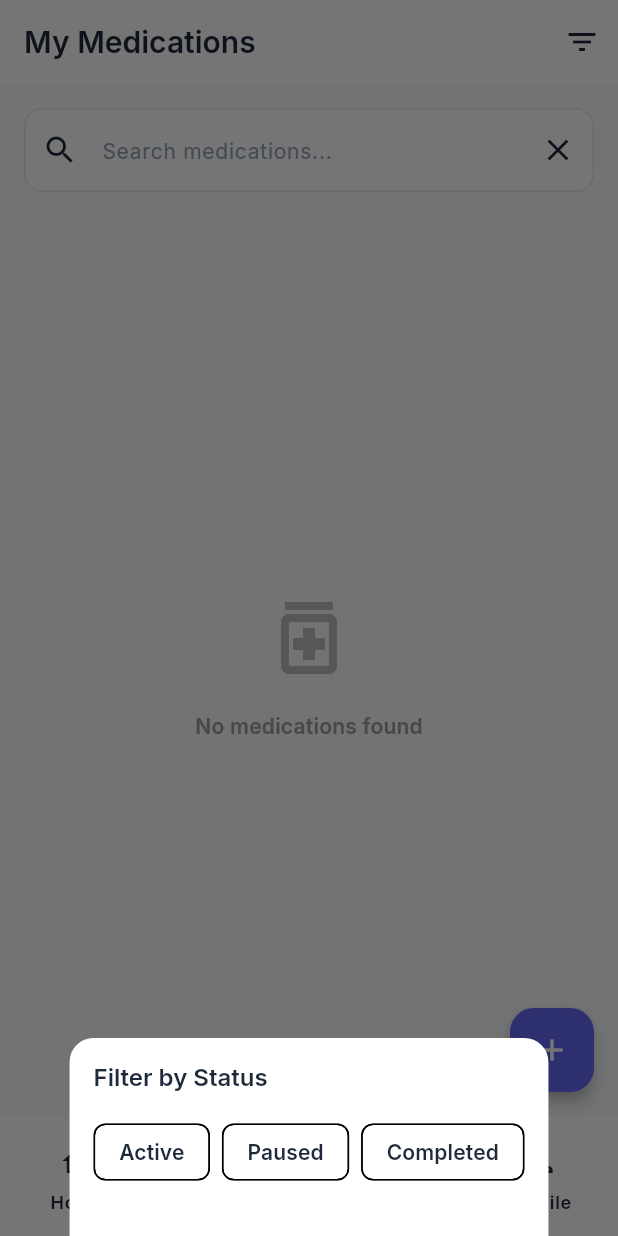
After one commit to Sam21-39/medify, a Flutter app: the screen it shows once a user with an empty profile is signed in, item 2 of the bottom bar chosen, after a tap on the "filter list" icon, on a phone screen of 412 x 824 dp. The commit adds this screen. Run offline on Flutter 3.47's test engine with Material 3 defaults, Android fonts, the phone set to English and light mode, and no system bars; our stand-ins replace cloud_firestore, firebase_auth, firebase_core, firebase_messaging, flutter_local_notifications, get and 5 more; accounts and stored records are empty.

Commit message:
feat: Implement main navigation with history, profile, and all medications screens.

```diff
--- /dev/null
+++ b/lib/app/modules/history/controllers/history_controller.dart
@@ -0,0 +1,37 @@
+import 'package:get/get.dart';
+import 'package:medify/app/data/models/dose_log_model.dart';
+import 'package:medify/app/data/providers/database_helper.dart';
+
+class HistoryController extends GetxController {
+  final DatabaseHelper _databaseHelper = DatabaseHelper();
+
+  final RxList<DoseLogModel> logs = <DoseLogModel>[].obs;
+  final Rx<DateTime> selectedDate = DateTime.now().obs;
+  final RxBool isLoading = false.obs;
+
+  @override
+  void onInit() {
+    super.onInit();
+    loadLogsForDate(selectedDate.value);
+  }
+
+  void selectDate(DateTime date) {
+    selectedDate.value = date;
+    loadLogsForDate(date);
+  }
+
+  Future<void> loadLogsForDate(DateTime date) async {
+    isLoading.value = true;
+    try {
+      final start = DateTime(date.year, date.month, date.day);
+      final end = DateTime(date.year, date.month, date.day, 23, 59, 59);
+
+      final fetchedLogs = await _databaseHelper.getDoseLogsForDateRange(start, end);
+      logs.assignAll(fetchedLogs);
+    } catch (e) {
+      print('Error loading logs: $e');
+    } finally {
+      isLoading.value = false;
+    }
+  }
+}
--- /dev/null
+++ b/lib/app/modules/history/views/history_screen.dart
@@ -0,0 +1,153 @@
+import 'package:flutter/material.dart';
+import 'package:get/get.dart';
+import 'package:medify/core/theme/app_theme.dart';
+import 'package:medify/core/utils/date_time_utils.dart';
+import '../controllers/history_controller.dart';
+import 'package:medify/app/data/models/dose_log_model.dart';
+
+class HistoryScreen extends StatelessWidget {
+  const HistoryScreen({super.key});
+
+  @override
+  Widget build(BuildContext context) {
+    final HistoryController controller = Get.put(HistoryController());
+
+    return Scaffold(
+      appBar: AppBar(
+        title: const Text('History'),
+        actions: [
+          IconButton(
+            icon: const Icon(Icons.calendar_today),
+            onPressed: () async {
+              final picked = await showDatePicker(
+                context: context,
+                initialDate: controller.selectedDate.value,
+                firstDate: DateTime.now().subtract(const Duration(days: 365)),
+                lastDate: DateTime.now(),
+              );
+              if (picked != null) {
+                controller.selectDate(picked);
+              }
+            },
+          ),
+        ],
+      ),
+      body: Column(
+        children: [
+          // Date Header
+          Container(
+            padding: const EdgeInsets.all(AppTheme.spacingM),
+            color: AppTheme.surfaceColor,
+            child: Row(
+              mainAxisAlignment: MainAxisAlignment.spaceBetween,
+              children: [
+                IconButton(
+                  icon: const Icon(Icons.chevron_left),
+                  onPressed: () => controller.selectDate(
+                    controller.selectedDate.value.subtract(const Duration(days: 1)),
+                  ),
+                ),
+                Obx(
+                  () => Text(
+                    DateTimeUtils.formatDateFull(controller.selectedDate.value),
+                    style: Theme.of(
+                      context,
+                    ).textTheme.titleMedium?.copyWith(fontWeight: FontWeight.bold),
+                  ),
+                ),
+                IconButton(
+                  icon: const Icon(Icons.chevron_right),
+                  onPressed: () {
+                    if (DateTimeUtils.isToday(controller.selectedDate.value)) return;
+                    controller.selectDate(
+                      controller.selectedDate.value.add(const Duration(days: 1)),
+                    );
+                  },
+                ),
+              ],
+            ),
+          ),
+
+          // Logs List
+          Expanded(
+            child: Obx(() {
+              if (controller.isLoading.value) {
+                return const Center(child: CircularProgressIndicator());
+              }
+
+              if (controller.logs.isEmpty) {
+                return Center(
+                  child: Column(
+                    mainAxisAlignment: MainAxisAlignment.center,
+                    children: [
+                      Icon(Icons.history, size: 64, color: Colors.grey[400]),
+                      const SizedBox(height: 16),
+                      Text(
+                        'No history for this date',
+                        style: Theme.of(
+                          context,
+                        ).textTheme.titleMedium?.copyWith(color: Colors.grey),
+                      ),
+                    ],
+                  ),
+                );
+              }
+
+              return ListView.builder(
+                padding: const EdgeInsets.all(AppTheme.spacingM),
+                itemCount: controller.logs.length,
+                itemBuilder: (context, index) {
+                  final log = controller.logs[index];
+                  return _buildLogCard(context, log);
+                },
+              );
+            }),
+          ),
+        ],
+      ),
+    );
+  }
+
+  Widget _buildLogCard(BuildContext context, DoseLogModel log) {
+    Color statusColor;
+    IconData statusIcon;
+
+    switch (log.status) {
+      case DoseStatus.taken:
+        statusColor = AppTheme.successColor;
+        statusIcon = Icons.check_circle;
+        break;
+      case DoseStatus.skipped:
+        statusColor = AppTheme.errorColor;
+        statusIcon = Icons.cancel;
+        break;
+      case DoseStatus.snoozed:
+        statusColor = AppTheme.warningColor;
+        statusIcon = Icons.snooze;
+        break;
+      case DoseStatus.pending:
+        statusColor = Colors.grey;
+        statusIcon = Icons.help_outline;
+        break;
+    }
+
+    return Card(
+      margin: const EdgeInsets.only(bottom: AppTheme.spacingS),
+      child: ListTile(
+        leading: Icon(statusIcon, color: statusColor),
+        title: Text(log.medicationName, style: const TextStyle(fontWeight: FontWeight.bold)),
+        subtitle: Column(
+          crossAxisAlignment: CrossAxisAlignment.start,
+          children: [
+            Text('Scheduled: ${DateTimeUtils.formatTime12Hour(log.scheduledTime)}'),
+            if (log.actualTime != null)
+              Text('Taken: ${DateTimeUtils.formatTime12Hour(log.actualTime!)}'),
+            if (log.reason != null)
+              Text('Reason: ${log.reason}', style: const TextStyle(fontStyle: FontStyle.italic)),
+          ],
+        ),
+        isThreeLine: true,
+      ),
+    );
+  }
+}
--- a/lib/app/modules/home/bindings/home_binding.dart
+++ b/lib/app/modules/home/bindings/home_binding.dart
@@ -1,11 +1,11 @@
 import 'package:get/get.dart';
 import '../controllers/home_controller.dart';
+import '../controllers/main_controller.dart';
 
 class HomeBinding extends Bindings {
   @override
   void dependencies() {
-    Get.lazyPut<HomeController>(
-      () => HomeController(),
-    );
+    Get.lazyPut<HomeController>(() => HomeController());
+    Get.lazyPut<MainController>(() => MainController());
   }
 }
--- /dev/null
+++ b/lib/app/modules/home/controllers/main_controller.dart
@@ -0,0 +1,10 @@
+import 'package:get/get.dart';
+
+class MainController extends GetxController {
+  final _currentIndex = 0.obs;
+  int get currentIndex => _currentIndex.value;
+
+  void changePage(int index) {
+    _currentIndex.value = index;
+  }
+}
--- /dev/null
+++ b/lib/app/modules/home/views/main_screen.dart
@@ -0,0 +1,52 @@
+import 'package:flutter/material.dart';
+import 'package:get/get.dart';
+import 'package:medify/core/theme/app_theme.dart';
+import '../controllers/main_controller.dart';
+import 'home_screen.dart';
+import '../../medications/views/all_medications_screen.dart';
+import '../../history/views/history_screen.dart';
+import '../../profile/views/profile_screen.dart';
+
+class MainScreen extends GetView<MainController> {
+  const MainScreen({super.key});
+
+  @override
+  Widget build(BuildContext context) {
+    return Scaffold(
+      body: Obx(
+        () => IndexedStack(
+          index: controller.currentIndex,
+          children: const [HomeScreen(), AllMedicationsScreen(), HistoryScreen(), ProfileScreen()],
+        ),
+      ),
+      bottomNavigationBar: Obx(
+        () => NavigationBar(
+          selectedIndex: controller.currentIndex,
+          onDestinationSelected: controller.changePage,
+          destinations: const [
+            NavigationDestination(
+              icon: Icon(Icons.home_outlined),
+              selectedIcon: Icon(Icons.home),
+              label: 'Home',
+            ),
+            NavigationDestination(
+              icon: Icon(Icons.medication_outlined),
+              selectedIcon: Icon(Icons.medication),
+              label: 'Medications',
+            ),
+            NavigationDestination(
+              icon: Icon(Icons.history_outlined),
+              selectedIcon: Icon(Icons.history),
+              label: 'History',
+            ),
+            NavigationDestination(
+              icon: Icon(Icons.person_outlined),
+              selectedIcon: Icon(Icons.person),
+              label: 'Profile',
+            ),
+          ],
+        ),
+      ),
+    );
+  }
+}
--- /dev/null
+++ b/lib/app/modules/medications/views/all_medications_screen.dart
@@ -0,0 +1,188 @@
+import 'package:flutter/material.dart';
+import 'package:get/get.dart';
+import 'package:medify/core/theme/app_theme.dart';
+import 'package:medify/app/data/models/medication_model.dart';
+import '../controllers/medication_controller.dart';
+import 'package:medify/app/routes/app_routes.dart';
+
+class AllMedicationsScreen extends StatefulWidget {
+  const AllMedicationsScreen({super.key});
+
+  @override
+  State<AllMedicationsScreen> createState() => _AllMedicationsScreenState();
+}
+
+class _AllMedicationsScreenState extends State<AllMedicationsScreen> {
+  final MedicationController controller = Get.find<MedicationController>();
+  final TextEditingController searchController = TextEditingController();
+  final RxString searchQuery = ''.obs;
+  final Rx<MedicationStatus?> statusFilter = Rx<MedicationStatus?>(null);
+
+  @override
+  Widget build(BuildContext context) {
+    return Scaffold(
+      appBar: AppBar(
+        title: const Text('My Medications'),
+        actions: [
+          IconButton(icon: const Icon(Icons.filter_list), onPressed: _showFilterBottomSheet),
+        ],
+      ),
+      body: Column(
+        children: [
+          // Search Bar
+          Padding(
+            padding: const EdgeInsets.all(AppTheme.spacingM),
+            child: TextField(
+              controller: searchController,
+              decoration: InputDecoration(
+                hintText: 'Search medications...',
+                prefixIcon: const Icon(Icons.search),
+                suffixIcon: IconButton(
+                  icon: const Icon(Icons.clear),
+                  onPressed: () {
+                    searchController.clear();
+                    searchQuery.value = '';
+                  },
+                ),
+                border: OutlineInputBorder(borderRadius: BorderRadius.circular(AppTheme.radiusM)),
+              ),
+              onChanged: (value) => searchQuery.value = value,
+            ),
+          ),
+
+          // Filter Chips (Active/Paused/Completed) if filter applied
+          Obx(() {
+            if (statusFilter.value == null) return const SizedBox.shrink();
+            return Padding(
+              padding: const EdgeInsets.symmetric(horizontal: AppTheme.spacingM),
+              child: Row(
+                children: [
+                  InputChip(
+                    label: Text(statusFilter.value.toString().split('.').last.capitalizeFirst!),
+                    onDeleted: () => statusFilter.value = null,
+                    selected: true,
+                    selectedColor: AppTheme.primaryColor.withValues(alpha: 0.2),
+                  ),
+                ],
+              ),
+            );
+          }),
+
+          // Medication List
+          Expanded(
+            child: Obx(() {
+              if (controller.isLoading.value) {
+                return const Center(child: CircularProgressIndicator());
+              }
+
+              var filteredList = controller.medications.toList();
+
+              // Apply Search
+              if (searchQuery.value.isNotEmpty) {
+                filteredList = filteredList
+                    .where(
+                      (med) => med.name.toLowerCase().contains(searchQuery.value.toLowerCase()),
+                    )
+                    .toList();
+              }
+
+              // Apply Filter
+              if (statusFilter.value != null) {
+                filteredList = filteredList
+                    .where((med) => med.status == statusFilter.value)
+                    .toList();
+              }
+
+              if (filteredList.isEmpty) {
+                return Center(
+                  child: Column(
+                    mainAxisAlignment: MainAxisAlignment.center,
+                    children: [
+                      Icon(Icons.medication_outlined, size: 64, color: Colors.grey[400]),
+                      const SizedBox(height: 16),
+                      Text(
+                        'No medications found',
+                        style: Theme.of(
+                          context,
+                        ).textTheme.titleMedium?.copyWith(color: Colors.grey),
+                      ),
+                    ],
+                  ),
+                );
+              }
+
+              return ListView.builder(
+                padding: const EdgeInsets.all(AppTheme.spacingM),
+                itemCount: filteredList.length,
+                itemBuilder: (context, index) {
+                  final med = filteredList[index];
+                  return _buildMedicationCard(context, med);
+                },
+              );
+            }),
+          ),
+        ],
+      ),
+      floatingActionButton: FloatingActionButton(
+        onPressed: () => Get.toNamed(AppRoutes.addMedication),
+        child: const Icon(Icons.add),
+      ),
+    );
+  }
+
+  Widget _buildMedicationCard(BuildContext context, MedicationModel med) {
+    final color = med.colorTag != null
+        ? Color(int.parse(med.colorTag!, radix: 16))
+        : AppTheme.primaryColor;
+
+    return Card(
+      margin: const EdgeInsets.only(bottom: AppTheme.spacingS),
+      child: ListTile(
+        leading: Container(
+          width: 48,
+          height: 48,
+          decoration: BoxDecoration(color: color.withValues(alpha: 0.2), shape: BoxShape.circle),
+          child: Icon(Icons.medication, color: color),
+        ),
+        title: Text(med.name, style: const TextStyle(fontWeight: FontWeight.bold)),
+        subtitle: Text('${med.dosage} ${med.unit} • ${med.frequency.type.name.capitalizeFirst}'),
+        trailing: const Icon(Icons.chevron_right),
+        onTap: () => Get.toNamed(AppRoutes.medicationDetail, arguments: med.id),
+      ),
+    );
+  }
+
+  void _showFilterBottomSheet() {
+    Get.bottomSheet(
+      Container(
+        padding: const EdgeInsets.all(AppTheme.spacingM),
+        decoration: BoxDecoration(
+          color: AppTheme.surfaceColor,
+          borderRadius: const BorderRadius.vertical(top: Radius.circular(AppTheme.radiusL)),
+        ),
+        child: Column(
+          mainAxisSize: MainAxisSize.min,
+          crossAxisAlignment: CrossAxisAlignment.start,
+          children: [
+            Text('Filter by Status', style: Theme.of(context).textTheme.titleLarge),
+            const SizedBox(height: AppTheme.spacingM),
+            Wrap(
+              spacing: 8,
+              children: MedicationStatus.values.map((status) {
+                return FilterChip(
+                  label: Text(status.name.capitalizeFirst!),
+                  selected: statusFilter.value == status,
+                  onSelected: (selected) {
+                    statusFilter.value = selected ? status : null;
+                    Get.back();
+                  },
+                );
+              }).toList(),
+            ),
+            const SizedBox(height: AppTheme.spacingM),
+          ],
+        ),
+      ),
+    );
+  }
+}
--- /dev/null
+++ b/lib/app/modules/profile/views/profile_screen.dart
@@ -0,0 +1,140 @@
+import 'package:flutter/material.dart';
+import 'package:get/get.dart';
+import 'package:medify/core/theme/app_theme.dart';
+import 'package:medify/app/modules/auth/controllers/auth_controller.dart';
+import 'package:medify/app/routes/app_routes.dart';
+
+class ProfileScreen extends StatelessWidget {
+  const ProfileScreen({super.key});
+
+  @override
+  Widget build(BuildContext context) {
+    final AuthController authController = Get.find<AuthController>();
+
+    return Scaffold(
+      appBar: AppBar(
+        title: const Text('Profile'),
+        actions: [
+          IconButton(
+            icon: const Icon(Icons.settings),
+            onPressed: () {
+              // TODO: Navigate to settings
+            },
+          ),
+        ],
+      ),
+      body: SingleChildScrollView(
+        padding: const EdgeInsets.all(AppTheme.spacingM),
+        child: Column(
+          children: [
+            // User Header
+            Obx(() {
+              final user = authController.currentUser.value;
+              return Column(
+                children: [
+                  CircleAvatar(
+                    radius: 50,
+                    backgroundColor: AppTheme.primaryColor.withValues(alpha: 0.2),
+                    child: Text(
+                      user?.name.isNotEmpty == true ? user!.name[0].toUpperCase() : '?',
+                      style: const TextStyle(fontSize: 40, color: AppTheme.primaryColor),
+                    ),
+                  ),
+                  const SizedBox(height: AppTheme.spacingM),
+                  Text(
+                    user?.name ?? 'Guest',
+                    style: Theme.of(
+                      context,
+                    ).textTheme.headlineSmall?.copyWith(fontWeight: FontWeight.bold),
+                  ),
+                  Text(
+                    user?.email ?? '',
+                    style: Theme.of(
+                      context,
+                    ).textTheme.bodyLarge?.copyWith(color: AppTheme.textSecondary),
+                  ),
+                ],
+              );
+            }),
+            const SizedBox(height: AppTheme.spacingXL),
+
+            // Menu Items
+            _buildProfileItem(
+              context,
+              icon: Icons.person_outline,
+              title: 'Edit Profile',
+              onTap: () {
+                // TODO: Navigate to edit profile
+              },
+            ),
+            _buildProfileItem(
+              context,
+              icon: Icons.notifications_outlined,
+              title: 'Notifications',
+              onTap: () {
+                // TODO: Navigate to notification settings
+              },
+            ),
+            _buildProfileItem(
+              context,
+              icon: Icons.lock_outline,
+              title: 'Privacy & Security',
+              onTap: () {
+                // TODO: Navigate to privacy settings
+              },
+            ),
+            _buildProfileItem(
+              context,
+              icon: Icons.help_outline,
+              title: 'Help & Support',
+              onTap: () {
+                // TODO: Navigate to help
+              },
+            ),
+            const Divider(height: AppTheme.spacingXL),
+            _buildProfileItem(
+              context,
+              icon: Icons.logout,
+              title: 'Log Out',
+              textColor: AppTheme.errorColor,
+              onTap: () {
+                Get.defaultDialog(
+                  title: 'Log Out',
+                  middleText: 'Are you sure you want to log out?',
+                  textConfirm: 'Log Out',
+                  textCancel: 'Cancel',
+                  confirmTextColor: Colors.white,
+                  onConfirm: () {
+                    Get.back();
+                    authController.logout();
+                    Get.offAllNamed(AppRoutes.login);
+                  },
+                );
+              },
+            ),
+          ],
+        ),
+      ),
+    );
+  }
+
+  Widget _buildProfileItem(
+    BuildContext context, {
+    required IconData icon,
+    required String title,
+    required VoidCallback onTap,
+    Color? textColor,
+  }) {
+    return ListTile(
+      leading: Icon(icon, color: textColor ?? AppTheme.textPrimary),
+      title: Text(
+        title,
+        style: TextStyle(color: textColor ?? AppTheme.textPrimary, fontWeight: FontWeight.w500),
+      ),
+      trailing: const Icon(Icons.chevron_right, size: 20),
+      onTap: onTap,
+      contentPadding: const EdgeInsets.symmetric(vertical: 4, horizontal: 8),
+      shape: RoundedRectangleBorder(borderRadius: BorderRadius.circular(AppTheme.radiusM)),
+    );
+  }
+}
--- a/lib/app/routes/app_routes.dart
+++ b/lib/app/routes/app_routes.dart
@@ -8,6 +8,7 @@ import '../modules/auth/views/forgot_password_screen.dart';
 import '../modules/auth/views/permission_request_screen.dart';
 import '../modules/auth/bindings/auth_binding.dart';
 import '../modules/home/views/home_screen.dart';
+import '../modules/home/views/main_screen.dart';
 import '../modules/home/bindings/home_binding.dart';
 import '../modules/medications/views/add_medication_screen.dart';
 import '../modules/medications/views/medication_detail_screen.dart';
@@ -56,7 +57,7 @@ class AppRoutes {
     GetPage(name: permissionRequest, page: () => const PermissionRequestScreen()),
 
     // Home routes
-    GetPage(name: home, page: () => const HomeScreen(), binding: HomeBinding()),
+    GetPage(name: home, page: () => const MainScreen(), binding: HomeBinding()),
 
     // Medication routes
     GetPage(
```
Also changed, not shown: lib/app/modules/home/views/home_screen.dart (+120 -0 lines).
